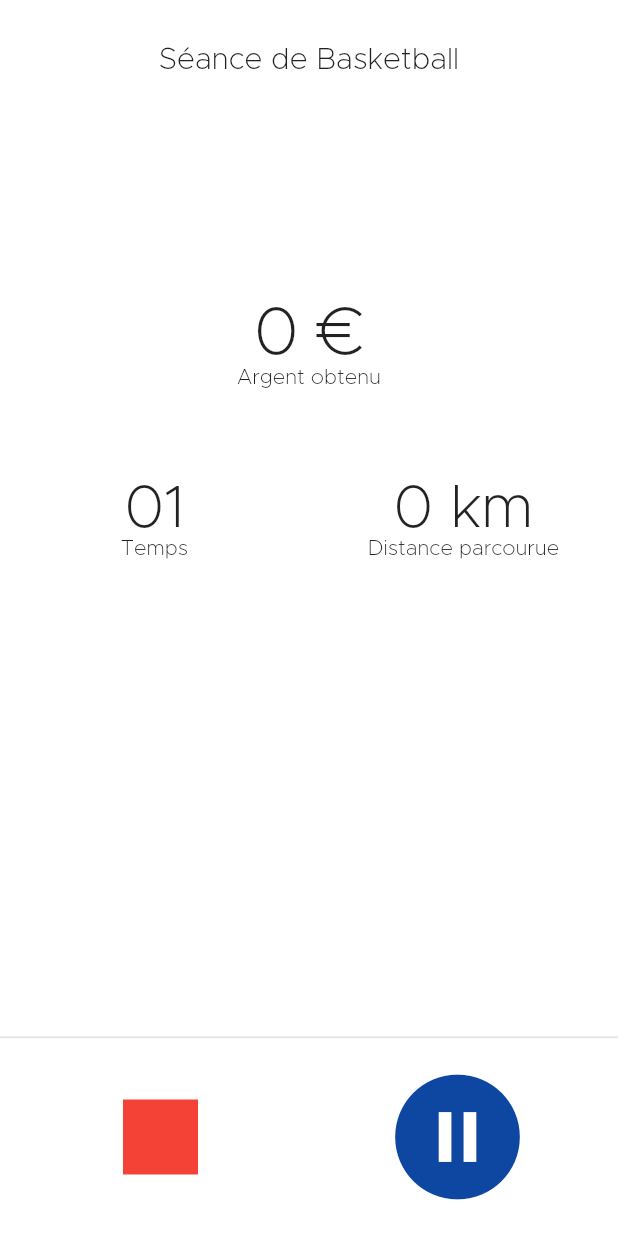
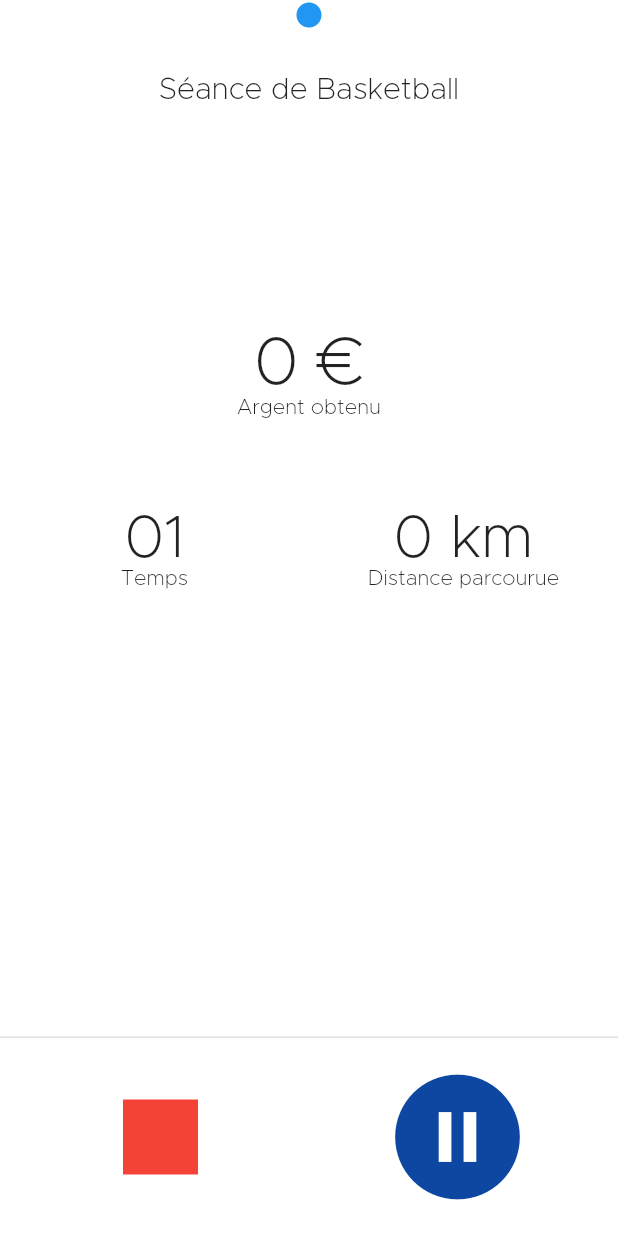
Before and after one commit to neonzip/Projet_SOLID-R, a Flutter app: the Activity screen opened by its route, on a phone screen of 412 x 824 dp. Run offline on Flutter 3.47's test engine with Material 2 defaults, Android fonts, the phone set to English and light mode, and no system bars; our stand-ins replace auto_size_text, firebase_auth, firebase_database, flutter_local_notifications, location, pedometer; missing offline and left inert: linkable; accounts and stored records are empty.

Commit message:
Activity arrondi + argent OK

```diff
--- a/lib/pages/Activity.dart
+++ b/lib/pages/Activity.dart
@@ -25,7 +25,6 @@ class _ActivityState extends State<Activity> {
   /*late FlutterIsolate isolate;
 
   Future<void> _start() async {
-    print("PAAAAAAAAAAAAAAAAAAASSE");
     isolate = await FlutterIsolate.spawn(isolate1, "test");
 
   }
@@ -243,11 +242,7 @@ class _ActivityState extends State<Activity> {
     });
   }
   void _onDone() {}
-  void _onError(error) {
-    if (kDebugMode) {
-      print("Flutter Pedometer Error: $error");
-    }
-  }
+  void _onError(error) { if (kDebugMode) { print("Flutter Pedometer Error: $error"); } }
   void onStepCount(StepCount event) {
     if (kDebugMode) {
       print("onStepCount : $event");
@@ -298,25 +293,19 @@ class _ActivityState extends State<Activity> {
     distance = num.parse(distance.toStringAsFixed(2)); //dos decimales
     var distancekmx = distance * 34;
     distancekmx = num.parse(distancekmx.toStringAsFixed(2));
-    //print(distance.runtimeType);
-    num coiny = ((_numerox * 125) / 100000);
-    coiny = num.parse(coiny.toStringAsFixed(2));
 
     _stepsWalkx = _numerox - _initSteps;
     _kmWalkx = ((_stepsWalkx * 76) / 100000);
+    num coiny = (_kmWalkx * 10);
+    coiny = num.parse(coiny.toStringAsFixed(2));
+  print(_kmWalkx.toString()+ " //// "+ _kmWalkx.toStringAsFixed(2).toString());
     setState(() {
       _km = "$distance";
-      _kmWalk = "$_kmWalkx";
+
+      _kmWalk = _kmWalkx.toStringAsFixed(2);
       _stepsWalk = "$_stepsWalkx";
-      //print(_km);
-    });
-    setState(() {
       _kmx = num.parse(distancekmx.toStringAsFixed(2));
-    });
-
-    setState(() {
       _coin = num.parse(coiny.toStringAsFixed(2));
-      //print(_coiny);
     });
   }
   /////////////////////////////////
@@ -336,18 +325,20 @@ class _ActivityState extends State<Activity> {
             crossAxisAlignment: CrossAxisAlignment.center,
             mainAxisSize: MainAxisSize.max,
             children: [
+              Icon(
+                Icons.circle,
+                size: 20,
+                color: (_status == 'walking')
+                    ? Colors.green
+                    : _status == 'stopped'
+                    ? Colors.red
+                    : Colors.blue,
+              ),
               /*const Text(
               'Statut de marche :',
               style: TextStyle(fontSize: 30),
             ),
-            Icon(
-              (_status == 'walking')
-                  ? Icons.directions_walk
-                  : _status == 'stopped'
-                  ? Icons.accessibility_new
-                  : Icons.airline_seat_recline_normal,
-              size: 50,
-            ),
+
             Center(
               child: Text(
                 (_status == "walking")
```
